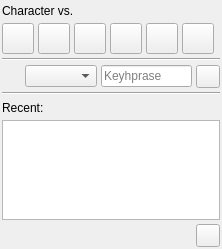
Above: ui/character_conflict_widget.ui from zkovari/plotlyst before the change. Below: the same form after it.
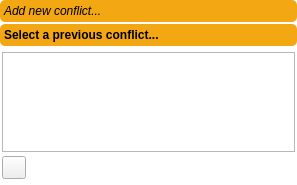
That is the form after the change. The open tabs and pages were chosen to show the change.

What changed in the file:
```diff
--- a/ui/character_conflict_widget.ui
+++ b/ui/character_conflict_widget.ui
@@ -6,16 +6,77 @@
    <rect>
     <x>0</x>
     <y>0</y>
-    <width>222</width>
-    <height>249</height>
+    <width>297</width>
+    <height>185</height>
    </rect>
   </property>
   <property name="windowTitle">
    <string>Frame</string>
   </property>
-  <layout class="QVBoxLayout" name="verticalLayout">
+  <property name="styleSheet">
+   <string notr="true">QToolBox::tab {
+    background: #f3a712;
+    border-radius: 5px;
+    color: black;
+   font: italic;
+
+}
+
+QToolBox::tab:selected {
+    font: bold;
+    color: black;
+}
+
+QToolBox {
+	background-color: white;
+}
+</string>
+  </property>
+  <layout class="QHBoxLayout" name="horizontalLayout_3">
    <property name="spacing">
-    <number>4</number>
+    <number>0</number>
+   </property>
+   <property name="leftMargin">
+    <number>0</number>
+   </property>
+   <property name="topMargin">
+    <number>0</number>
+   </property>
+   <property name="rightMargin">
+    <number>0</number>
+   </property>
+   <property name="bottomMargin">
+    <number>0</number>
+   </property>
+   <item>
+    <widget class="QToolBox" name="toolBox">
+     <property name="styleSheet">
+      <string notr="true"/>
+     </property>
+     <property name="currentIndex">
+      <number>0</number>
+     </property>
+     <property name="tabSpacing">
+      <number>2</number>
+     </property>
+     <widget class="QWidget" name="page">
+      <property name="geometry">
+       <rect>
+        <x>0</x>
+        <y>0</y>
+        <width>297</width>
+        <height>135</height>
+       </rect>
+      </property>
+      <property name="styleSheet">
+       <string notr="true">#page {background-color: rgb(255, 255, 255);}</string>
+      </property>
+      <attribute name="label">
+       <string>Add new conflict...</string>
+      </attribute>
+      <layout class="QVBoxLayout" name="verticalLayout_2">
+       <property name="spacing">
+        <number>2</number>
    </property>
    <property name="leftMargin">
     <number>2</number>
@@ -172,13 +233,6 @@
      </item>
     </layout>
    </item>
-   <item>
-    <widget class="Line" name="line">
-     <property name="orientation">
-      <enum>Qt::Horizontal</enum>
-     </property>
-    </widget>
-   </item>
    <item>
     <layout class="QHBoxLayout" name="horizontalLayout_2">
      <item>
@@ -207,7 +261,7 @@
      <item>
       <widget class="QLineEdit" name="lineKey">
        <property name="placeholderText">
-        <string>Keyhprase</string>
+            <string>Keyphrase</string>
        </property>
       </widget>
      </item>
@@ -223,20 +277,39 @@
      </item>
     </layout>
    </item>
-   <item>
-    <widget class="Line" name="line_2">
-     <property name="orientation">
-      <enum>Qt::Horizontal</enum>
-     </property>
-    </widget>
-   </item>
-   <item>
-    <widget class="QLabel" name="label_2">
-     <property name="text">
-      <string>Recent:</string>
-     </property>
-    </widget>
-   </item>
+      </layout>
+     </widget>
+     <widget class="QWidget" name="page_2">
+      <property name="geometry">
+       <rect>
+        <x>0</x>
+        <y>0</y>
+        <width>297</width>
+        <height>135</height>
+       </rect>
+      </property>
+      <property name="styleSheet">
+       <string notr="true">#page_2 {background-color: rgb(255, 255, 255);}</string>
+      </property>
+      <attribute name="label">
+       <string>Select a previous conflict...</string>
+      </attribute>
+      <layout class="QVBoxLayout" name="verticalLayout">
+       <property name="spacing">
+        <number>2</number>
+       </property>
+       <property name="leftMargin">
+        <number>2</number>
+       </property>
+       <property name="topMargin">
+        <number>2</number>
+       </property>
+       <property name="rightMargin">
+        <number>2</number>
+       </property>
+       <property name="bottomMargin">
+        <number>2</number>
+       </property>
    <item>
     <widget class="QTableView" name="tblConflicts">
      <property name="maximumSize">
@@ -247,11 +320,15 @@
      </property>
     </widget>
    </item>
-   <item alignment="Qt::AlignRight">
+       <item>
     <widget class="QToolButton" name="btnConfirm">
      <property name="text">
       <string/>
      </property>
+        </widget>
+       </item>
+      </layout>
+     </widget>
     </widget>
    </item>
   </layout>
```
Lines whose indentation alone changed are shown as unchanged.
